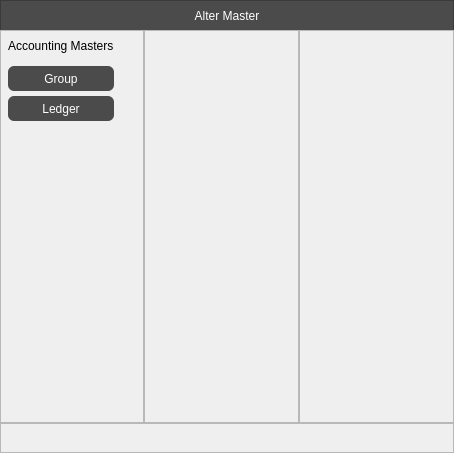
Qt form Resources/Ui/AlterMasterList.ui (Darshitjivani/MBAS) before a commit.
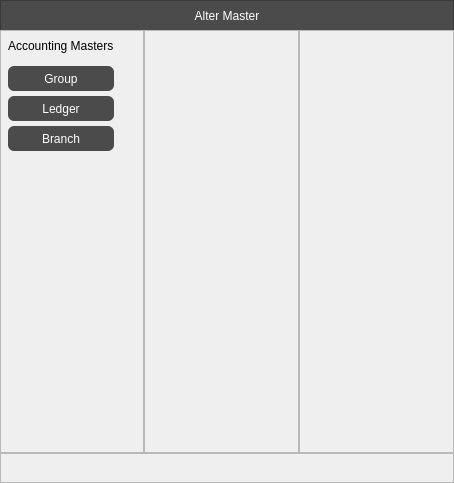
The same form after that commit.

The edit to the form file:
```diff
--- a/Resources/Ui/AlterMasterList.ui
+++ b/Resources/Ui/AlterMasterList.ui
@@ -110,7 +110,7 @@
           <property name="verticalSpacing">
            <number>5</number>
           </property>
-          <item row="3" column="0">
+          <item row="4" column="0">
            <widget class="Line" name="line">
             <property name="styleSheet">
              <string notr="true">background-color:transparent</string>
@@ -136,8 +136,14 @@
             </property>
            </widget>
           </item>
-          <item row="1" column="2">
-           <widget class="Line" name="line_2">
+          <item row="4" column="1">
+           <widget class="Line" name="line_3">
+            <property name="minimumSize">
+             <size>
+              <width>0</width>
+              <height>296</height>
+             </size>
+            </property>
             <property name="styleSheet">
              <string notr="true">background-color: transparent;</string>
             </property>
@@ -199,14 +205,8 @@
             </property>
            </widget>
           </item>
-          <item row="3" column="1">
-           <widget class="Line" name="line_3">
-            <property name="minimumSize">
-             <size>
-              <width>0</width>
-              <height>296</height>
-             </size>
-            </property>
+          <item row="1" column="2">
+           <widget class="Line" name="line_2">
             <property name="styleSheet">
              <string notr="true">background-color: transparent;</string>
             </property>
@@ -215,6 +215,19 @@
             </property>
            </widget>
           </item>
+          <item row="3" column="0">
+           <widget class="QPushButton" name="pbAlterBranch">
+            <property name="minimumSize">
+             <size>
+              <width>0</width>
+              <height>25</height>
+             </size>
+            </property>
+            <property name="text">
+             <string>Branch</string>
+            </property>
+           </widget>
+          </item>
          </layout>
         </widget>
        </item>
```
